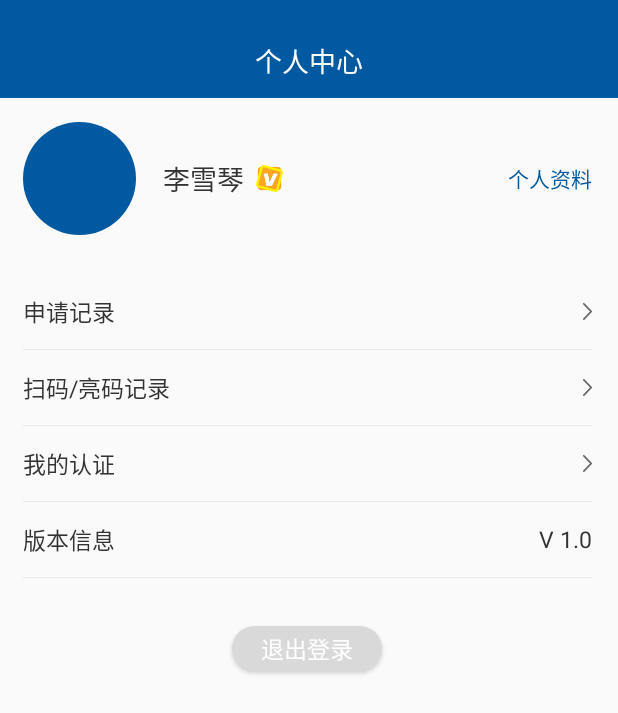
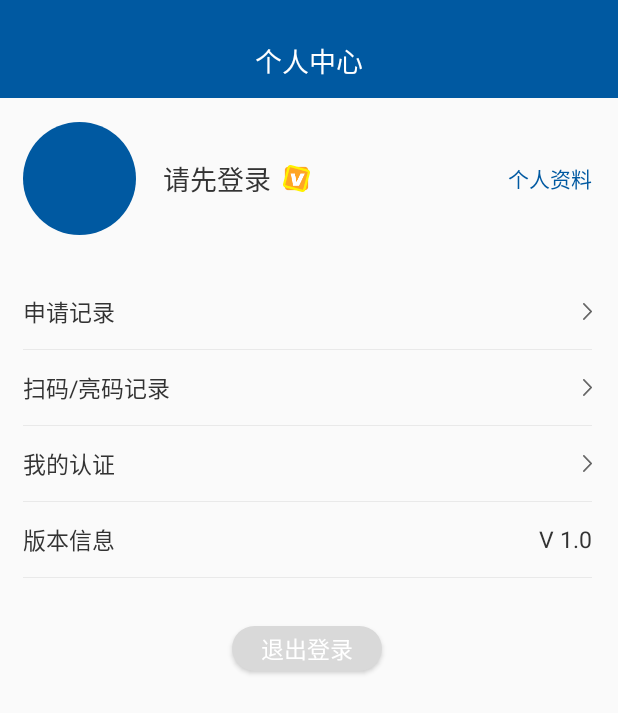
Before and after one commit to FordGT40/Passcode, an Android app: the fragment MineFragment shown on its own in the app's theme, on a phone screen of 412 x 824 dp. Shown: the top 713 px of the screen. Run offline under Robolectric (Android 15) with nearby library versions, the phone set to English and light mode, and no system bars; Roboto replaces fonts that are not available here; 1 statement that could not run was skipped.

Commit message:
刷新个人信息之后的回调

```diff
--- a/app/src/main/java/com/wisdom/passcode/apply/activity/PlaceUploadPaperActivity.kt
+++ b/app/src/main/java/com/wisdom/passcode/apply/activity/PlaceUploadPaperActivity.kt
@@ -60,12 +60,10 @@ class PlaceUploadPaperActivity : BaseActivity() {
         params.put("prefecture", model.prefecture)
         params.put("detailedAddress", model.detailedAddress)
         params.put("legal", model.legal)
-        params.put("legalIdCard", model.legalIdCard)
+        params.put("legalIdCard",EncrypAndDecrypUtil.encrypt(model.legalIdCard))
         params.put("accountSliceType", model.accountSliceType)
         params.put("licenseImgFile", File(model.licenseImgFile))
         params.put("applyLetterFile", File(picPath))
-        val idCardNum = EncrypAndDecrypUtil.encrypt(model.legalIdCard)
-        LogUtil.getInstance().e("身份证加密结果：$idCardNum")
         val paramList = listOf(
             "type${model.type}"
             , "name${model.name}"
@@ -75,7 +73,7 @@ class PlaceUploadPaperActivity : BaseActivity() {
             , "prefecture${model.prefecture}"
             , "detailedAddress${model.detailedAddress}"
             , "legal${model.legal}"
-            , "legalIdCard${model.legalIdCard}"
+            , "legalIdCard${EncrypAndDecrypUtil.encrypt(model.legalIdCard)}"
             , "accountSliceType${model.accountSliceType}"
         ).toMutableList()
 
--- a/app/src/main/java/com/wisdom/passcode/mine/fragment/MineFragment.kt
+++ b/app/src/main/java/com/wisdom/passcode/mine/fragment/MineFragment.kt
@@ -55,12 +55,14 @@ class MineFragment : Fragment(), View.OnClickListener {
         //根据登录状态，改变登录按钮显示
         if (ConstantString.loginState) {
             //登录了
+            tv_name.text=SharedPreferenceUtil.getPersonalInfoModel(context).nickName
             btn_search.setBackgroundResource(R.drawable.shape_circle_conner_blue_deep)
             btn_search.isClickable = true
         } else {
             //未登录
             btn_search.setBackgroundResource(R.drawable.shape_circle_conner_grey)
             btn_search.isClickable = false
+            tv_name.text=getString(R.string.load_first)
         }
     }
 
--- a/app/src/main/res/layout/fragment_mine.xml
+++ b/app/src/main/res/layout/fragment_mine.xml
@@ -31,6 +31,7 @@
                 android:background="@drawable/shape_circle_blue" />
 
             <TextView
+                android:id="@+id/tv_name"
                 android:layout_width="wrap_content"
                 android:layout_height="wrap_content"
                 android:layout_centerVertical="true"
@@ -38,7 +39,7 @@
                 android:layout_toRightOf="@+id/iv_head"
                 android:drawableRight="@drawable/v"
                 android:drawablePadding="8dp"
-                android:text="李雪琴"
+                android:text=""
                 android:textColor="@color/textcolor"
                 android:textSize="@dimen/sp_18" />
 
--- a/app/src/main/res/values/strings.xml
+++ b/app/src/main/res/values/strings.xml
@@ -165,6 +165,7 @@
     <string name="user_id_lost">获取登录信息失败，请重新登录</string>
     <string name="no_more_data">没有更多数据</string>
     <string name="no_data">暂无数据</string>
+    <string name="load_first">请先登录</string>
 
 
 </resources>
```
Also changed, not shown: app/src/main/java/com/wisdom/passcode/apply/activity/CarCardApplyActivity.kt (+6 -2 lines).
